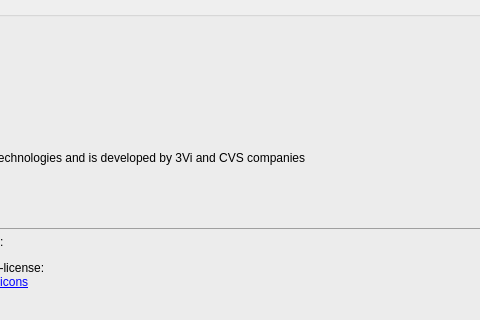
NickPenkrat/corecvs, file utils/uis/aboutDialog.ui: the form before one commit; both pictures show x 218 to 698 and y 0 to 320 of the 836 by 494 pixel window.
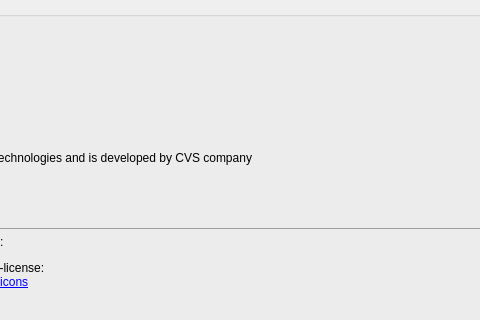
The form after the commit. Icons and pictures are not drawn.

```diff
--- a/utils/uis/aboutDialog.ui
+++ b/utils/uis/aboutDialog.ui
@@ -37,7 +37,7 @@
 &lt;table border=&quot;0&quot; style=&quot;-qt-table-type: root; margin-top:4px; margin-bottom:4px; margin-left:4px; margin-right:4px;&quot;&gt;
 &lt;tr&gt;
 &lt;td style=&quot;border: none;&quot;&gt;
-&lt;p style=&quot; margin-top:0px; margin-bottom:0px; margin-left:0px; margin-right:0px; -qt-block-indent:0; text-indent:0px;&quot;&gt;This software implements Viziware technologies and is developed by 3Vi and CVS companies&lt;/p&gt;
+&lt;p style=&quot; margin-top:0px; margin-bottom:0px; margin-left:0px; margin-right:0px; -qt-block-indent:0; text-indent:0px;&quot;&gt;This software implements Viziware technologies and is developed by CVS company&lt;/p&gt;
 &lt;p style=&quot;-qt-paragraph-type:empty; margin-top:0px; margin-bottom:0px; margin-left:0px; margin-right:0px; -qt-block-indent:0; text-indent:0px;&quot;&gt;&lt;/p&gt;
 &lt;p style=&quot; margin-top:0px; margin-bottom:0px; margin-left:0px; margin-right:0px; -qt-block-indent:0; text-indent:0px;&quot;&gt;&lt;img src=&quot;:/new/logos/cvs_mid.png&quot; /&gt;&lt;img src=&quot;:/new/logos/viziware_grey.png&quot; /&gt;&lt;/p&gt;
 &lt;p style=&quot;-qt-paragraph-type:empty; margin-top:0px; margin-bottom:0px; margin-left:0px; margin-right:0px; -qt-block-indent:0; text-indent:0px;&quot;&gt;&lt;/p&gt;
```
Left out of the diff: 4 changed lines with no effect on the pictures.
